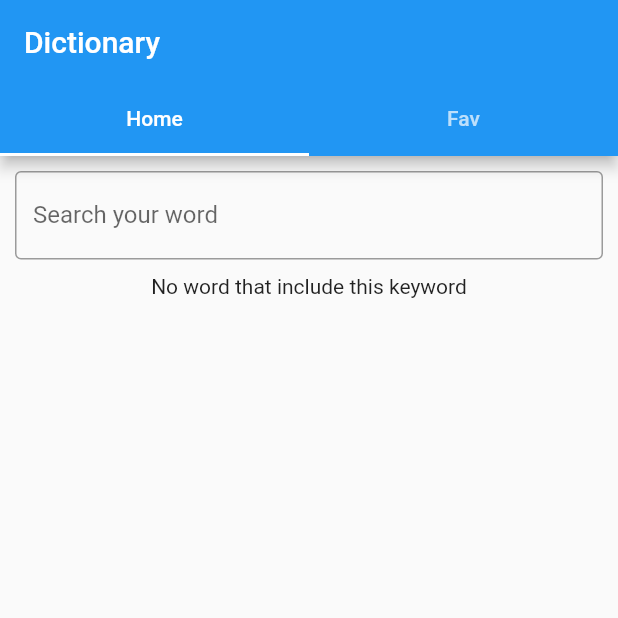
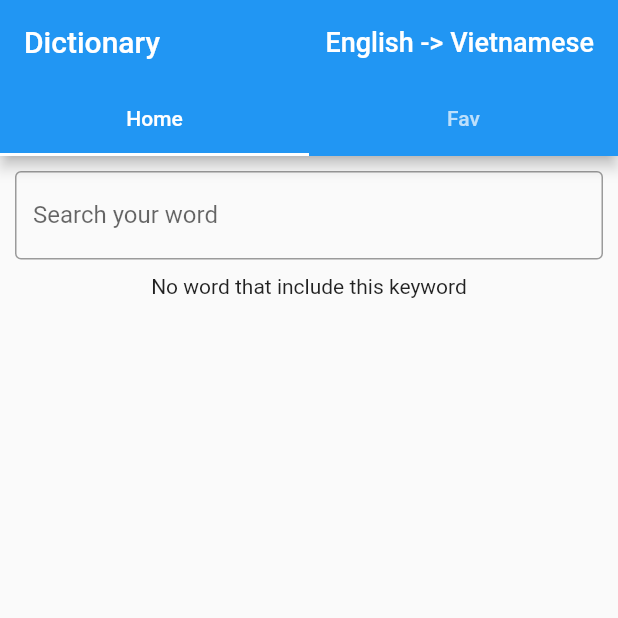
Before and after one commit to nguyendatils/App_Dictionary, a Flutter app: the screen it shows after launch, on a phone screen of 412 x 824 dp, the top half of it. Run offline on Flutter 3.47's test engine with Material 2 defaults, Android fonts, the phone set to English and light mode, and no system bars; our stand-ins replace sqflite; accounts and stored records are empty.

Commit message:
add dictionary va

```diff
--- a/lib/Widgets/home.dart
+++ b/lib/Widgets/home.dart
@@ -1,10 +1,15 @@
 import 'package:dictionary_2/Widgets/list_word.dart';
 import 'file:///H:/Android%20Project/dictionary_2/lib/pages/search_result.dart';
 import 'package:dictionary_2/database/dbhelp.dart';
+import 'package:dictionary_2/database/dbhelp_va.dart';
 import 'package:flutter/material.dart';
 import 'package:dictionary_2/models/word.dart';
 
 class Home extends StatefulWidget {
+
+  Home({this.table});
+  String table;
+
   @override
   _HomePageState createState() => _HomePageState();
 }
@@ -12,6 +17,7 @@ class Home extends StatefulWidget {
 class _HomePageState extends State<Home> {
 
   DbHelp databaseHelp = DbHelp.instance;
+  DbHelp_va databaseHelp_va = DbHelp_va.instance;
   String keyword = 'cghchgchghg';
   List<Word> words = new List();
 
@@ -19,6 +25,7 @@ class _HomePageState extends State<Home> {
   void initState() {
     // TODO: implement initState
     databaseHelp.getCount();
+    print(widget.table);
     super.initState();
   }
 
@@ -44,7 +51,7 @@ class _HomePageState extends State<Home> {
             onSubmitted: (value) async {
               if (value == '') keyword = 'nghvcggd';
               else keyword = value;
-              words = await databaseHelp.searchExactly(keyword);
+              words = widget.table == 'av' ? await databaseHelp.searchExactly(keyword) : await databaseHelp_va.searchExactly(keyword);
               Navigator.push(
                 context,
                 MaterialPageRoute(builder: (context) => SearchResult(word: words[0])),
@@ -57,13 +64,11 @@ class _HomePageState extends State<Home> {
           ),
         ),
         FutureBuilder(
-          future: databaseHelp.searchWord(keyword),
+          future: widget.table == 'av' ? databaseHelp.searchWord(keyword) : databaseHelp_va.searchWord(keyword),
           builder: (context, snapshot) {
             if (snapshot.hasError) print('error');
             var data = snapshot.data;
-            print(keyword);
-            print(data);
-            return snapshot.hasData ? WordList(data) : new Center(child: Text('No word that include this keyword'),);
+            return snapshot.hasData ? WordList(data,widget.table) : new Center(child: Text('No word that include this keyword'),);
           },
         )
 
--- a/lib/Widgets/list_word.dart
+++ b/lib/Widgets/list_word.dart
@@ -6,8 +6,9 @@ import 'package:flutter/material.dart';
 class WordList extends StatelessWidget {
 
   List<Word> words;
+  String table;
 
-  WordList(List<Word> this.words, {
+  WordList(List<Word> this.words, String this.table, {
     Key key
   }):super(key: key);
 
@@ -23,7 +24,7 @@ class WordList extends StatelessWidget {
             onTap: () {
               Navigator.push(
                 context,
-                MaterialPageRoute(builder: (context) => SearchResult(word: words[index])),
+                MaterialPageRoute(builder: (context) => SearchResult(word: words[index], table: table,)),
               );
             },
             child: Padding(
--- a/lib/pages/home_page.dart
+++ b/lib/pages/home_page.dart
@@ -1,6 +1,7 @@
 import 'package:dictionary_2/Widgets/home.dart' as Home;
 import 'package:dictionary_2/Widgets/favorites.dart' as Fav ;
 import 'package:dictionary_2/database/dbhelp.dart';
+import 'package:dictionary_2/pages/search_result.dart';
 import 'package:flutter/cupertino.dart';
 import 'package:flutter/material.dart';
 
@@ -17,12 +18,15 @@ class _MyAppState extends State<HomePage> with SingleTickerProviderStateMixin {
 
   DbHelp dbHelp;
 
+  String type_dict = 'English -> Vietnamese';
+  String table = 'av';
+  bool is_av = true;
+
 
   @override
   void initState() {
     // TODO: implement initState
     tabController = new TabController(length: 2, vsync: this);
-
     super.initState();
   }
 
@@ -32,6 +36,25 @@ class _MyAppState extends State<HomePage> with SingleTickerProviderStateMixin {
       resizeToAvoidBottomInset: false,
       appBar: AppBar(
         title: Text('Dictionary'),
+        actions: [
+          FlatButton(
+            child: Text(
+                type_dict,
+              style: TextStyle(
+                color: Colors.white,
+                fontSize: 18,
+              ),
+            ),
+            onPressed: (){
+              is_av = !is_av;
+              setState(() {
+                type_dict = is_av ? 'English -> Vietnamese' : 'Vietnamese -> English';
+                table = is_av ? 'av' : 'va';
+                print(table);
+              });
+            },
+          )
+        ],
         bottom: TabBar(
           controller: tabController,
           tabs: [
@@ -43,8 +66,8 @@ class _MyAppState extends State<HomePage> with SingleTickerProviderStateMixin {
       body: TabBarView(
         controller: tabController,
         children: [
-          Home.Home(),
-          Fav.Favorites(),
+          Home.Home(table: table,),
+          Fav.Favorites(table: table,),
         ],
       ),
     );
```
Also changed, not shown: lib/Widgets/fav_list.dart (+32 -13 lines), lib/Widgets/favorites.dart (+8 -5 lines), lib/database/dbhelp_va.dart (added, +106 -0 lines), lib/pages/search_result.dart (+41 -16 lines).
